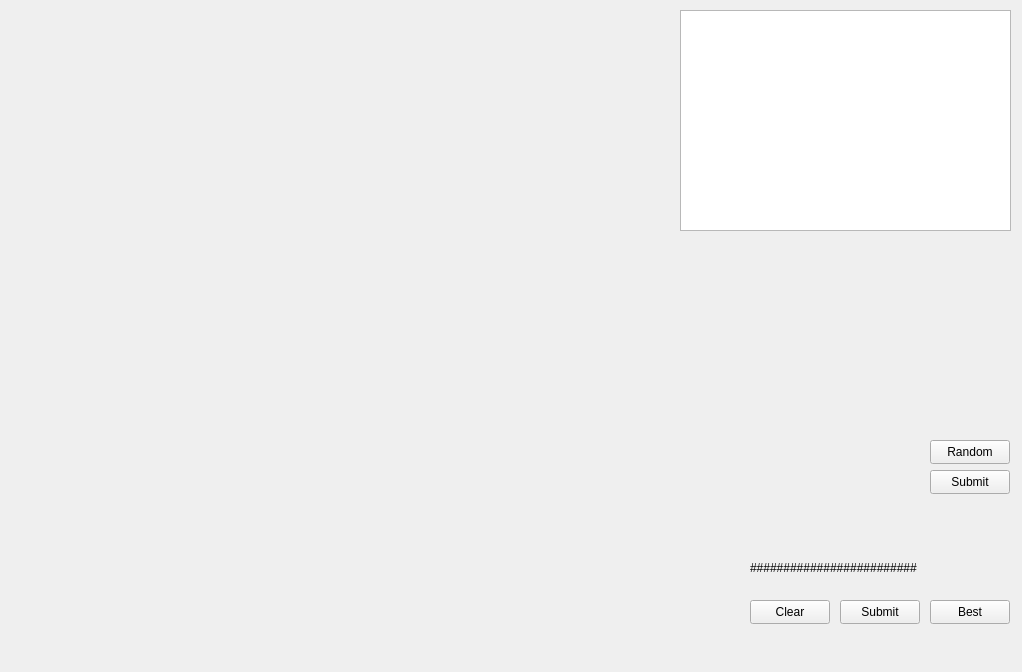
Qt form source/app2/mainwindow.ui (rasimv/Cheaturanga) before a commit.
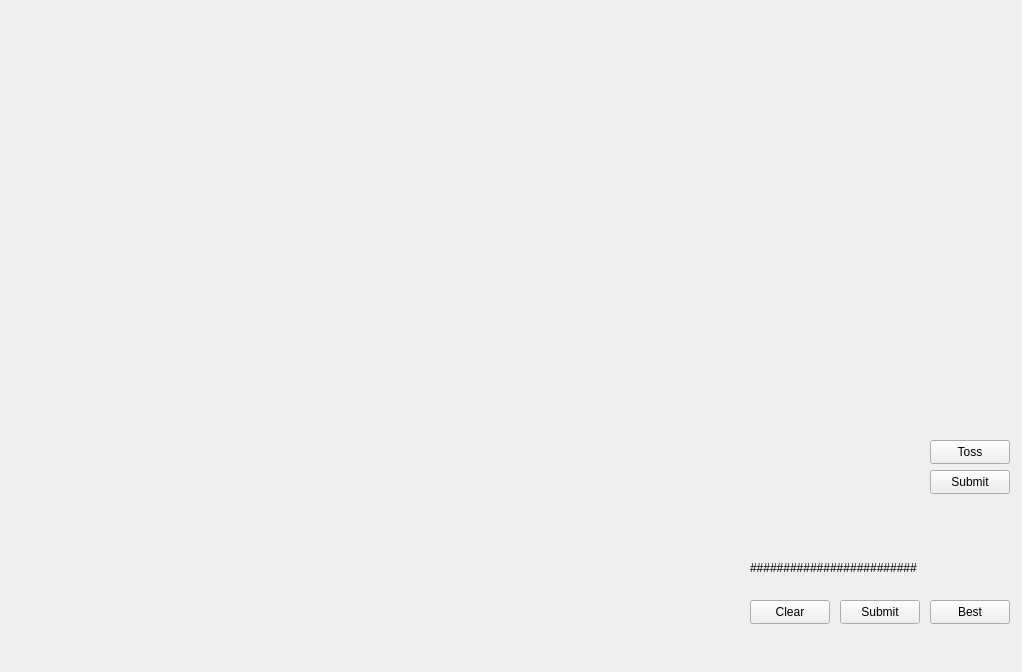
The same form after that commit.

Diff of the .ui file:
```diff
--- a/source/app2/mainwindow.ui
+++ b/source/app2/mainwindow.ui
@@ -23,7 +23,7 @@
     </rect>
    </property>
    <property name="text">
-    <string>Random</string>
+    <string>Toss</string>
    </property>
   </widget>
   <widget class="QPushButton" name="pushButton_submitDice">
@@ -78,16 +78,6 @@
     <string>Submit</string>
    </property>
   </widget>
-  <widget class="QPlainTextEdit" name="plainTextEdit_com">
-   <property name="geometry">
-    <rect>
-     <x>680</x>
-     <y>10</y>
-     <width>331</width>
-     <height>221</height>
-    </rect>
-   </property>
-  </widget>
   <widget class="QPushButton" name="pushButton_best">
    <property name="geometry">
     <rect>
```
Left out of the diff: 2 changed lines with no effect on the pictures.
